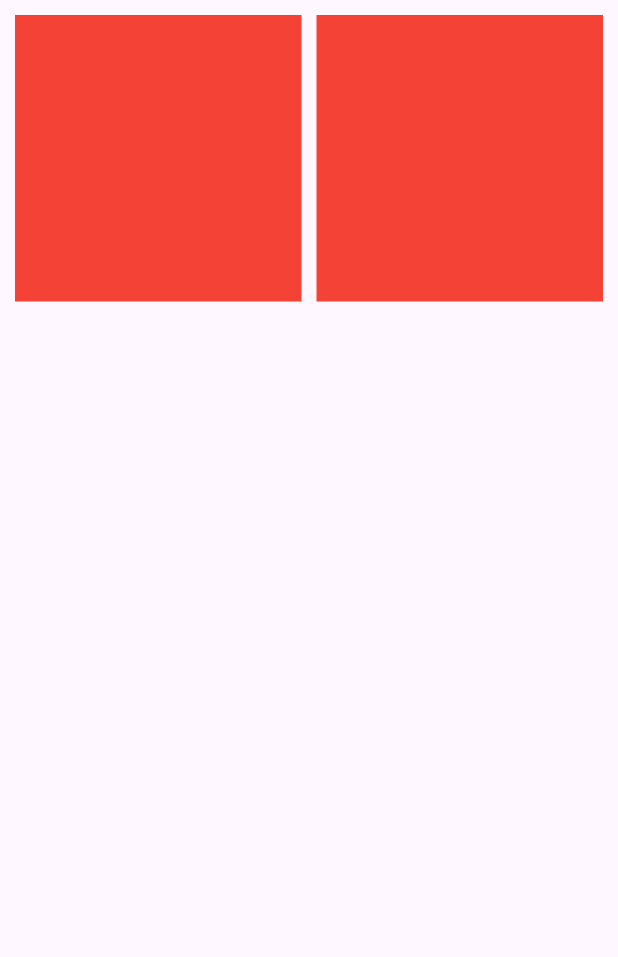
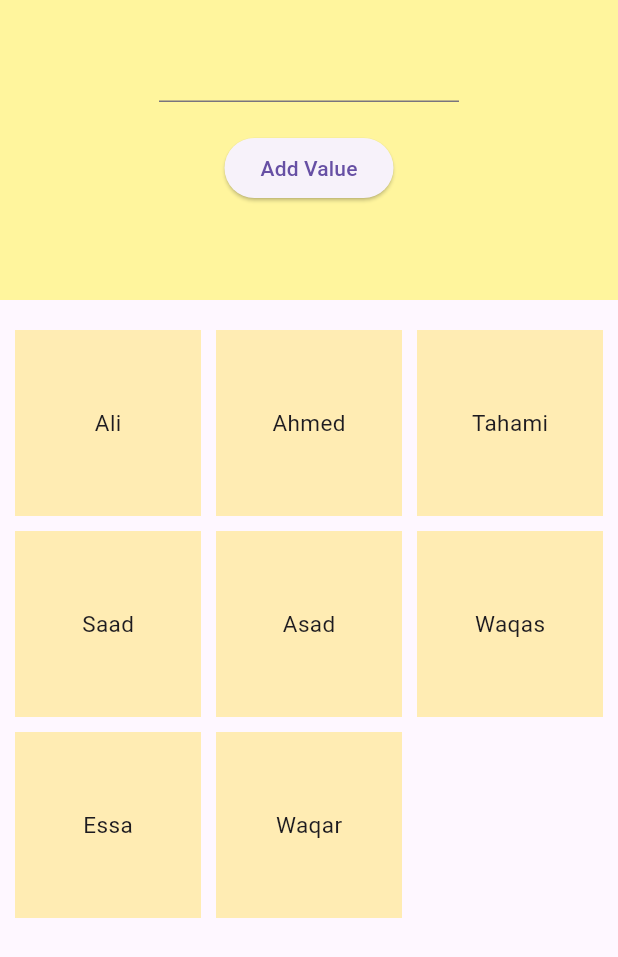
Before and after one commit to meetshaheer/Flutter-GridView-Widget, a Flutter app: the screen it shows after launch, on a phone screen of 412 x 824 dp. Shown: the top 957 px of the screen. Run offline on Flutter 3.47's test engine with Material 3 defaults, Android fonts, the phone set to English and light mode, and no system bars.

Commit message:
Just create Application using GridView Builder, Adding Items in List using custom method.

```diff
--- /dev/null
+++ b/gridview/lib/grid.dart
@@ -0,0 +1,96 @@
+import 'package:flutter/material.dart';
+
+class grid extends StatefulWidget {
+  const grid({super.key});
+
+  @override
+  State<grid> createState() => _gridState();
+}
+
+class _gridState extends State<grid> {
+  ///
+  ///
+  ///TextField Controllers
+  TextEditingController addvaluecontroller = TextEditingController();
+  //
+
+  // Names list that appear in grid view containers
+  List names = [
+    'Ali',
+    "Ahmed",
+    "Tahami",
+    "Saad",
+    "Asad",
+    "Waqas",
+    "Essa",
+    "Waqar"
+  ];
+
+  ///method for Add names in gridview container
+  ///
+  addToGridViewContainer() {
+    setState(() {
+      names.add(addvaluecontroller.text);
+      addvaluecontroller.clear();
+    });
+  }
+
+  @override
+  Widget build(BuildContext context) {
+    return Scaffold(
+      body: SafeArea(
+        child: Column(
+          children: [
+            Container(
+              width: double.maxFinite,
+              margin: EdgeInsets.only(bottom: 10),
+              height: 200,
+              color: Colors.yellow[200],
+              child: Column(
+                children: [
+                  Container(
+                    margin: EdgeInsets.only(top: 20, bottom: 20),
+                    width: 200,
+                    child: TextField(
+                      controller: addvaluecontroller,
+                    ),
+                  ),
+                  ElevatedButton(
+                    onPressed: () {
+                      addToGridViewContainer();
+                    },
+                    child: Text("Add Value"),
+                  ),
+                ],
+              ),
+            ),
+            Expanded(
+              child: Container(
+                margin: EdgeInsets.all(10),
+                child: GridView.builder(
+                  gridDelegate: const SliverGridDelegateWithFixedCrossAxisCount(
+                    crossAxisCount: 3,
+                    mainAxisSpacing: 10,
+                    crossAxisSpacing: 10,
+                  ),
+                  itemCount: names.length,
+                  itemBuilder: (context, index) {
+                    return Container(
+                      color: Colors.amber[100],
+                      child: Center(
+                        child: Text(
+                          names[index],
+                          style: TextStyle(fontSize: 15),
+                        ),
+                      ),
+                    );
+                  },
+                ),
+              ),
+            ),
+          ],
+        ),
+      ),
+    );
+  }
+}
--- a/gridview/lib/gridview.dart
+++ b/gridview/lib/gridview.dart
@@ -1,25 +1,56 @@
 import 'package:flutter/material.dart';
+import 'package:flutter/src/rendering/box.dart';
 
 class gridview extends StatelessWidget {
   const gridview({super.key});
 
   @override
   Widget build(BuildContext context) {
+    List names = [
+      'Ali',
+      "Ahmed",
+      "Tahami",
+      "Saad",
+      "Asad",
+      "Waqas",
+      "Essa",
+      "Waqar"
+    ];
+
     return Scaffold(
       body: SafeArea(
         child: Container(
           margin: EdgeInsets.all(10),
-          child: GridView(
-            gridDelegate: SliverGridDelegateWithFixedCrossAxisCount(
-                crossAxisCount: 2, childAspectRatio: 1, crossAxisSpacing: 10),
-            children: [
-              Container(
-                color: Colors.red,
-              ),
-              Container(
-                color: Colors.red,
-              )
-            ],
+          // child: GridView(
+          //   gridDelegate: SliverGridDelegateWithFixedCrossAxisCount(
+          //       crossAxisCount: 2, childAspectRatio: 1, crossAxisSpacing: 10),
+          //   children: [
+          //     Container(
+          //       color: Colors.red,
+          //     ),
+          //     Container(
+          //       color: Colors.red,
+          //     )
+          //   ],
+          // ),
+          child: GridView.builder(
+            gridDelegate: const SliverGridDelegateWithFixedCrossAxisCount(
+              crossAxisCount: 3,
+              mainAxisSpacing: 10,
+              crossAxisSpacing: 10,
+            ),
+            itemCount: 30,
+            itemBuilder: (context, index) {
+              return Container(
+                color: Colors.amber[100],
+                child: Center(
+                  child: Text(
+                    names[index],
+                    style: TextStyle(fontSize: 15),
+                  ),
+                ),
+              );
+            },
           ),
         ),
       ),
--- a/gridview/lib/main.dart
+++ b/gridview/lib/main.dart
@@ -1,4 +1,5 @@
 import 'package:flutter/material.dart';
+import 'package:gridview/grid.dart';
 import 'package:gridview/gridview.dart';
 
 void main(List<String> args) {
@@ -11,7 +12,7 @@ class myApp extends StatelessWidget {
   @override
   Widget build(BuildContext context) {
     return const MaterialApp(
-      home: gridview(),
+      home: grid(),
     );
   }
 }
```
